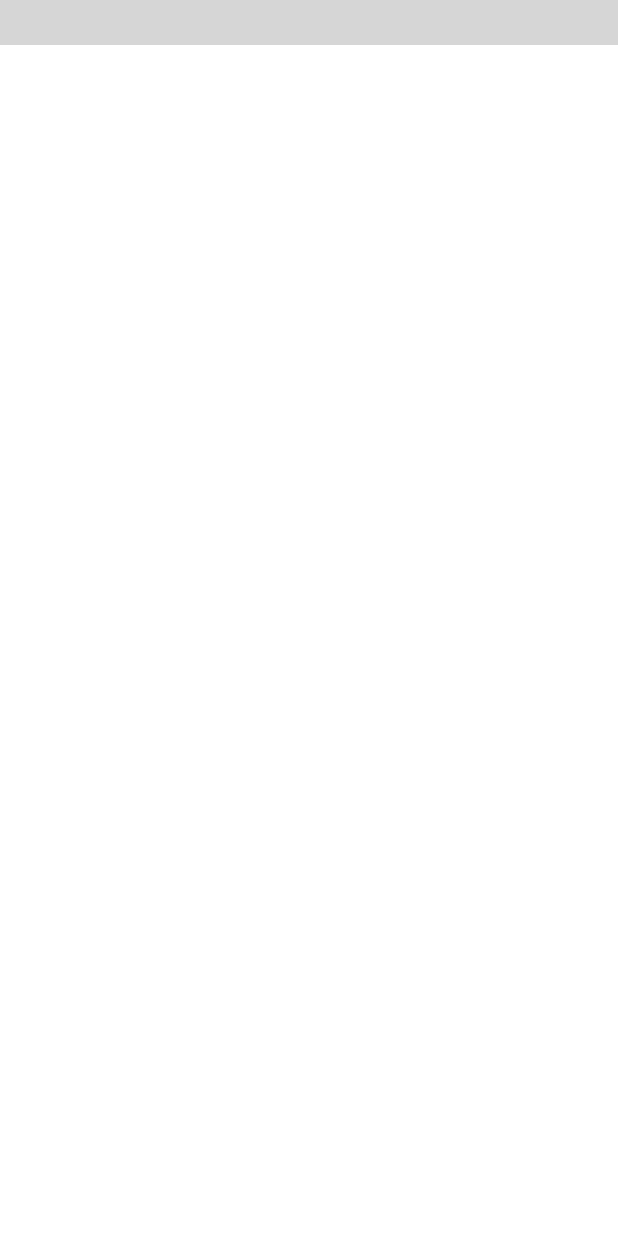
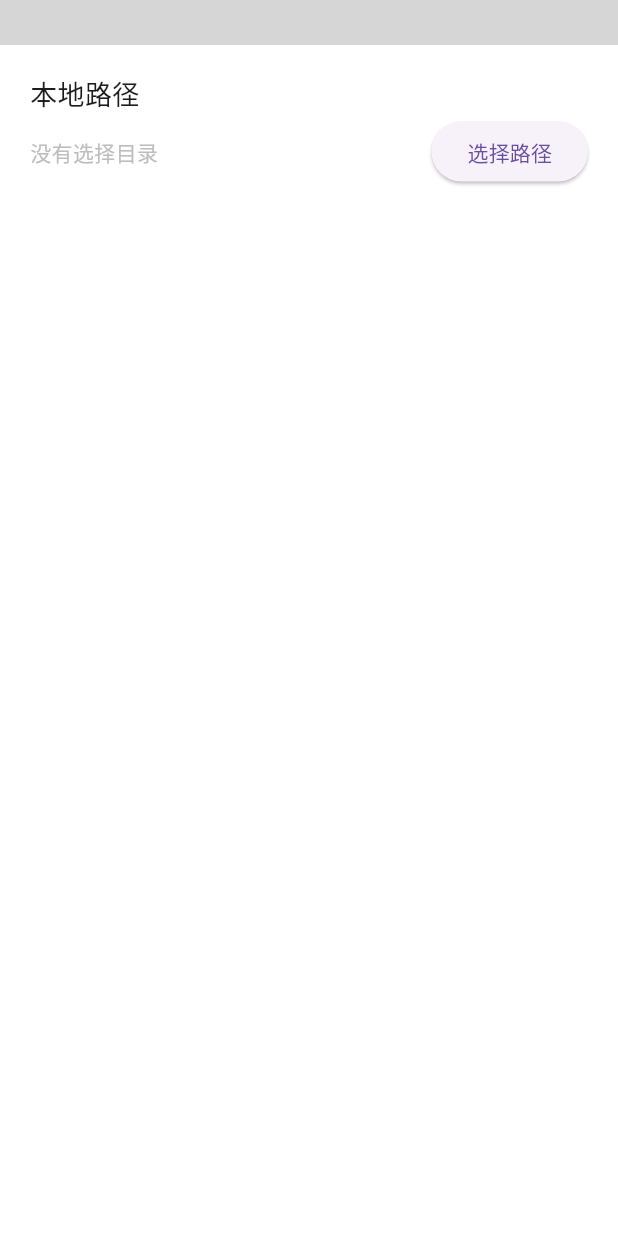
Before and after one commit to Zhoucheng133/pyftp-GUI, a Flutter app: the screen it shows after launch, on a phone screen of 412 x 824 dp. Run offline on Flutter 3.47's test engine with Material 2 defaults, Android fonts, the light colour scheme and no system bars; our stand-ins replace file_picker; missing offline and left inert: bitsdojo_window; grey boxes are pictures that could not be loaded.

Commit message:
添加选择目录的功能

```diff
--- a/lib/main.dart
+++ b/lib/main.dart
@@ -1,13 +1,14 @@
-// ignore_for_file: prefer_const_constructors
+// ignore_for_file: prefer_const_constructors, prefer_const_literals_to_create_immutables
 
 import 'package:bitsdojo_window/bitsdojo_window.dart';
+import 'package:file_picker/file_picker.dart';
 import 'package:flutter/material.dart';
 
 void main() {
   runApp(MainApp());
 
   doWhenWindowReady(() {
-    const initialSize = Size(600, 450);
+    const initialSize = Size(400, 500);
     appWindow.minSize = initialSize;
     appWindow.size = initialSize;
     appWindow.alignment = Alignment.center;
@@ -23,7 +24,6 @@ class MainApp extends StatelessWidget {
     return MaterialApp(
       theme: ThemeData(
         useMaterial3: true,
-        primaryColor: Colors.blue,
       ),
       home: Scaffold(
         backgroundColor: Colors.white,
@@ -41,6 +41,9 @@ class MainView extends StatefulWidget {
 }
 
 class _MainViewState extends State<MainView> {
+
+  String path="没有选择目录";
+
   @override
   Widget build(BuildContext context) {
     return Column(
@@ -48,6 +51,60 @@ class _MainViewState extends State<MainView> {
         SizedBox(
           height: 30,
           child: MoveWindow(),
+        ),
+        Padding(
+          padding: const EdgeInsets.all(20.0),
+          child: Column(
+            crossAxisAlignment: CrossAxisAlignment.start,
+            mainAxisAlignment: MainAxisAlignment.center,
+            children: [
+              Text(
+                "本地路径",
+                style: TextStyle(
+                  fontSize: 18,
+                ),
+              ),
+              Row(
+                mainAxisAlignment: MainAxisAlignment.center,
+                children: [
+                  Expanded(
+                    child: SizedBox(
+                      height: 50,
+                      child: Column(
+                        mainAxisAlignment: MainAxisAlignment.center,
+                        crossAxisAlignment: CrossAxisAlignment.start,
+                        children: [
+                          Text(
+                            path,
+                            maxLines: 2,
+                            style: TextStyle(
+                              color: path=="没有选择目录" ? Colors.grey[400] : Color.fromARGB(255, 107, 85, 167),
+                            ),
+                          ),
+                        ],
+                      ),
+                    ),
+                  ),
+                  SizedBox(width: 10,),
+                  ElevatedButton(
+                    onPressed: () async {
+                      String? selectedDirectory = await FilePicker.platform.getDirectoryPath();
+                      if (selectedDirectory != null) {
+                        setState(() {
+                          path=selectedDirectory;
+                        });
+                      }else{
+                        setState(() {
+                          path="没有选择目录";
+                        });
+                      }
+                    },
+                    child: Text("选择路径")
+                  )
+                ],
+              ),
+            ],
+          ),
         )
       ],
     );
```
